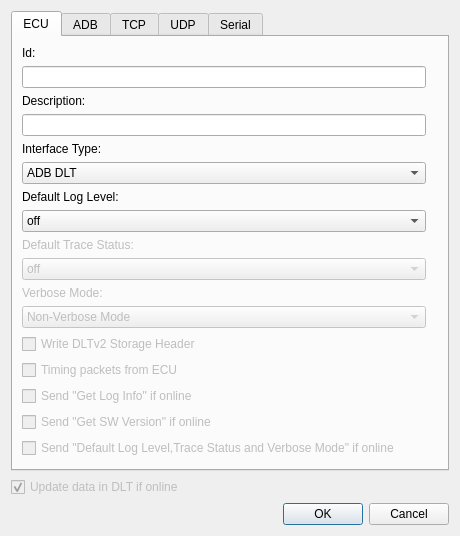
WinvicWang/dlt-viewer-for-adb, file src/ecudialog.ui: the form before one commit.
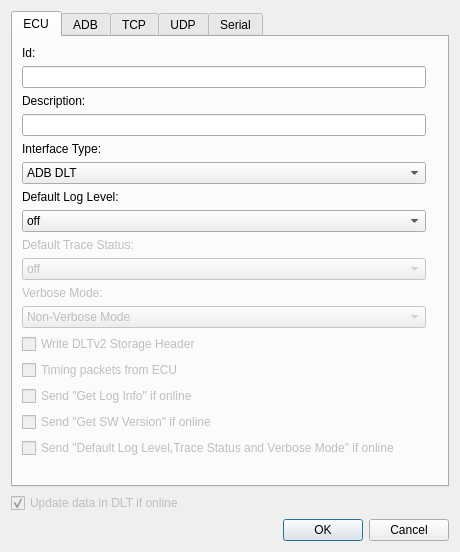
The form after the commit. Icons and pictures are not drawn.

```diff
--- a/src/ecudialog.ui
+++ b/src/ecudialog.ui
@@ -7,7 +7,7 @@
     <x>0</x>
     <y>0</y>
     <width>460</width>
-    <height>532</height>
+    <height>552</height>
    </rect>
   </property>
   <property name="windowTitle">
```
Left out of the diff: 20 changed lines with no effect on the pictures.
